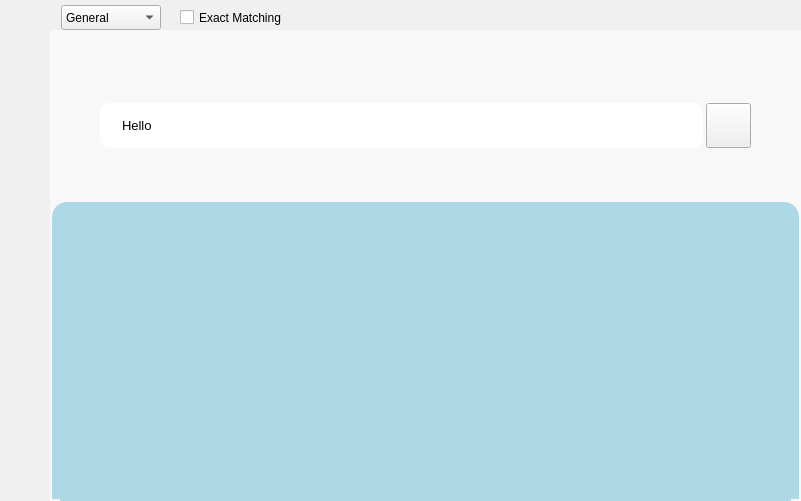
SingSongZepe/sszpSenbon, file mainwindow.ui: the form before one commit.
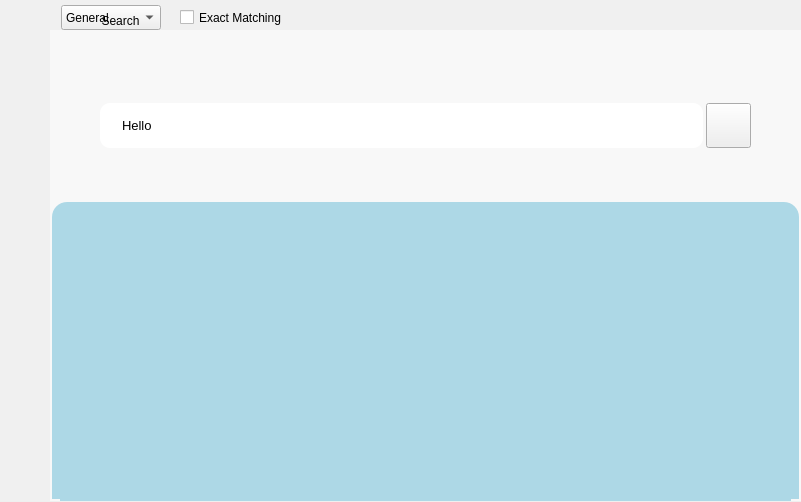
The form after the commit. Icons and pictures are not drawn.

```diff
--- a/mainwindow.ui
+++ b/mainwindow.ui
@@ -7,7 +7,7 @@
     <x>0</x>
     <y>0</y>
     <width>801</width>
-    <height>501</height>
+    <height>502</height>
    </rect>
   </property>
   <property name="windowTitle">
@@ -240,7 +240,7 @@
        </widget>
       </item>
       <item>
-       <widget class="QLabel" name="lb_bar_download">
+       <widget class="QLabel" name="lb_bar_history">
         <property name="minimumSize">
          <size>
           <width>44</width>
@@ -546,12 +546,117 @@
      </widget>
     </widget>
    </widget>
+   <widget class="QWidget" name="wgt_navi_history" native="true">
+    <property name="geometry">
+     <rect>
+      <x>50</x>
+      <y>0</y>
+      <width>751</width>
+      <height>31</height>
+     </rect>
+    </property>
+    <widget class="QWidget" name="wgt_navi_history_search" native="true">
+     <property name="geometry">
+      <rect>
+       <x>10</x>
+       <y>10</y>
+       <width>101</width>
+       <height>21</height>
+      </rect>
+     </property>
+     <widget class="QLabel" name="lb_navi_history_search_icon">
+      <property name="geometry">
+       <rect>
+        <x>0</x>
+        <y>0</y>
+        <width>21</width>
+        <height>21</height>
+       </rect>
+      </property>
+      <property name="text">
+       <string/>
+      </property>
+     </widget>
+     <widget class="QLabel" name="lb_navi_history_search">
+      <property name="geometry">
+       <rect>
+        <x>20</x>
+        <y>0</y>
+        <width>81</width>
+        <height>21</height>
+       </rect>
+      </property>
+      <property name="text">
+       <string>Search</string>
+      </property>
+      <property name="alignment">
+       <set>Qt::AlignCenter</set>
+      </property>
+     </widget>
+    </widget>
+   </widget>
+   <widget class="QWidget" name="wgt_main_history" native="true">
+    <property name="geometry">
+     <rect>
+      <x>50</x>
+      <y>30</y>
+      <width>751</width>
+      <height>471</height>
+     </rect>
+    </property>
+   </widget>
+   <widget class="QWidget" name="wgt_main_setting" native="true">
+    <property name="geometry">
+     <rect>
+      <x>50</x>
+      <y>30</y>
+      <width>751</width>
+      <height>471</height>
+     </rect>
+    </property>
+   </widget>
+   <widget class="QWidget" name="wgt_navi_setting" native="true">
+    <property name="geometry">
+     <rect>
+      <x>50</x>
+      <y>0</y>
+      <width>751</width>
+      <height>30</height>
+     </rect>
+    </property>
+   </widget>
+   <widget class="QWidget" name="wgt_main_todo" native="true">
+    <property name="geometry">
+     <rect>
+      <x>50</x>
+      <y>30</y>
+      <width>751</width>
+      <height>471</height>
+     </rect>
+    </property>
+   </widget>
+   <widget class="QWidget" name="wgt_navi_todo" native="true">
+    <property name="geometry">
+     <rect>
+      <x>50</x>
+      <y>0</y>
+      <width>751</width>
+      <height>31</height>
+     </rect>
+    </property>
+   </widget>
+   <zorder>wgt_main_todo</zorder>
    <zorder>wgt_main_singlebookview</zorder>
    <zorder>wgt_head</zorder>
    <zorder>wgt_navi_search</zorder>
    <zorder>wgt_bar</zorder>
    <zorder>wgt_main_search</zorder>
    <zorder>wgt_navi_singlebookview</zorder>
+   <zorder>wgt_main_history</zorder>
+   <zorder>wgt_main_setting</zorder>
+   <zorder>wgt_navi_setting</zorder>
+   <zorder>wgt_navi_todo</zorder>
+   <zorder>wgt_navi_history</zorder>
   </widget>
  </widget>
  <resources>
```
